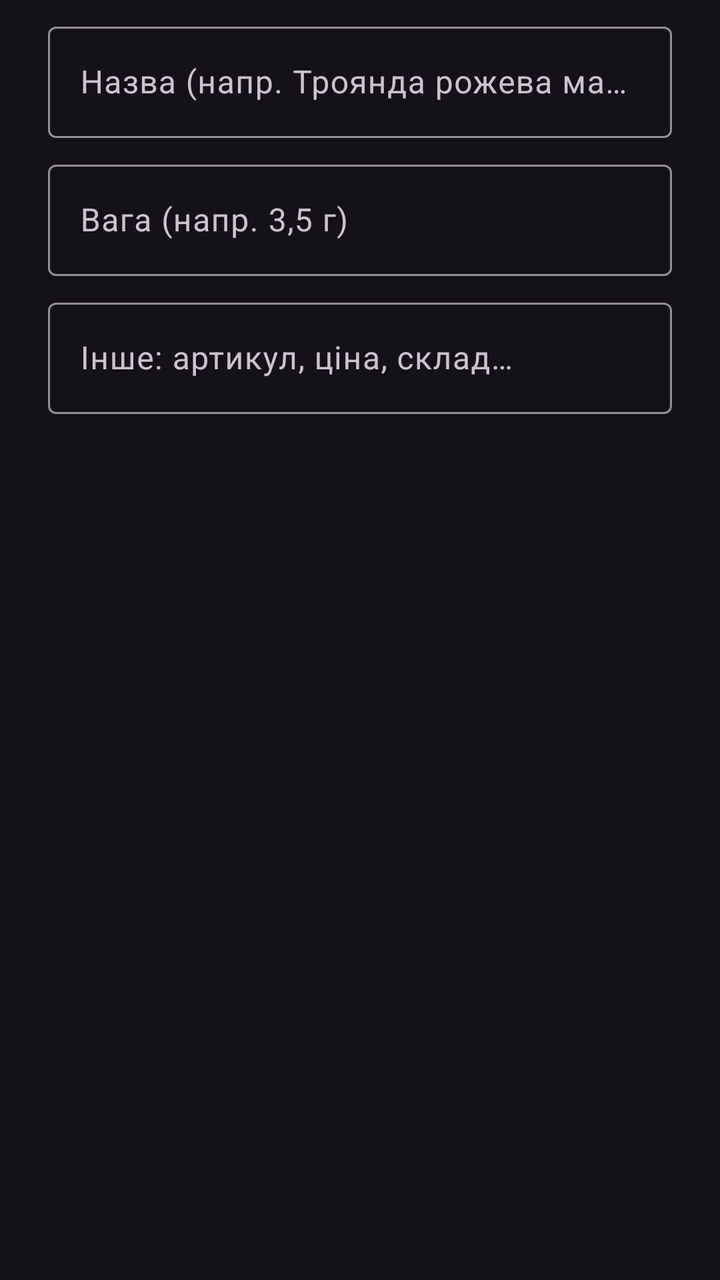
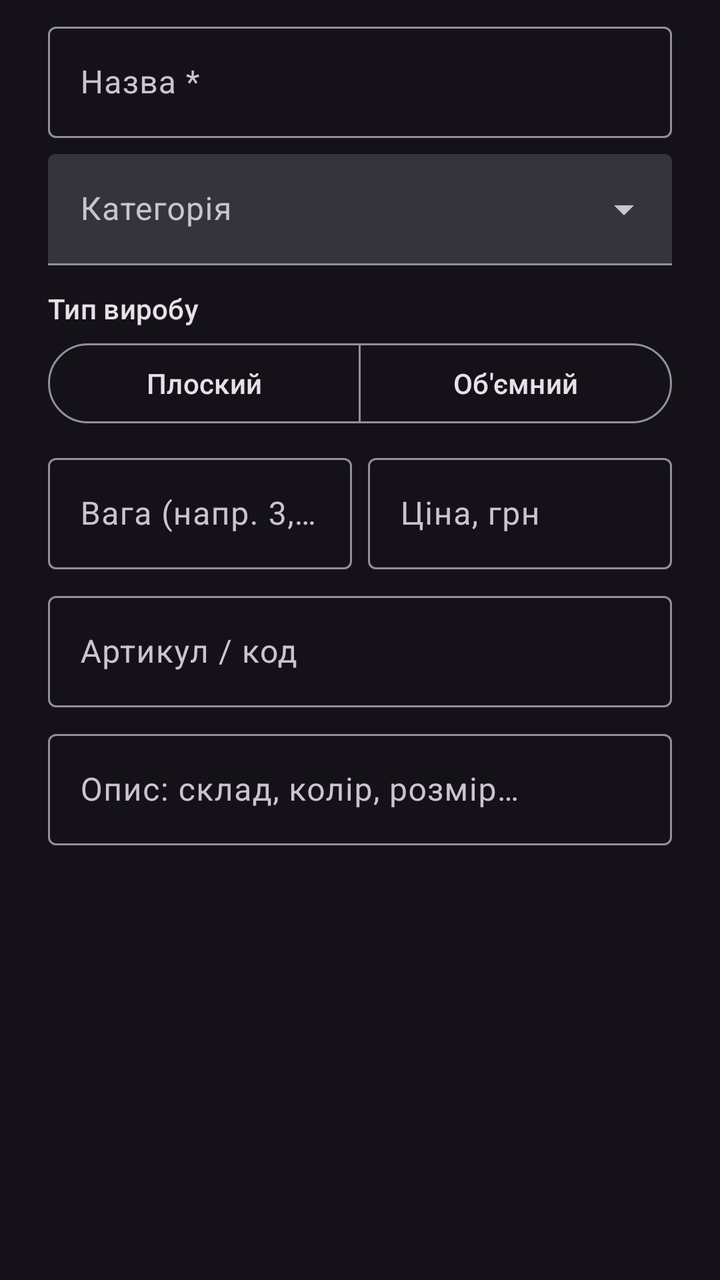

The first picture is an Android layout as it rendered before a commit; the second is the same layout after the commit. The layout source and the unified diff follow.
<!-- AndroidManifest.xml: application theme Theme.Konditer -->
<!-- res/layout/dialog_item.xml -->
<?xml version="1.0" encoding="utf-8"?>
<LinearLayout xmlns:android="http://schemas.android.com/apk/res/android"
    android:layout_width="match_parent"
    android:layout_height="wrap_content"
    android:orientation="vertical"
    android:paddingStart="24dp"
    android:paddingTop="8dp"
    android:paddingEnd="24dp">

    <com.google.android.material.textfield.TextInputLayout
        android:layout_width="match_parent"
        android:layout_height="wrap_content"
        android:hint="Назва (напр. Троянда рожева мала)">

        <com.google.android.material.textfield.TextInputEditText
            android:id="@+id/editName"
            android:layout_width="match_parent"
            android:layout_height="wrap_content"
            android:inputType="textCapSentences" />
    </com.google.android.material.textfield.TextInputLayout>

    <com.google.android.material.textfield.TextInputLayout
        android:layout_width="match_parent"
        android:layout_height="wrap_content"
        android:layout_marginTop="8dp"
        android:hint="Вага (напр. 3,5 г)">

        <com.google.android.material.textfield.TextInputEditText
            android:id="@+id/editWeight"
            android:layout_width="match_parent"
            android:layout_height="wrap_content"
            android:inputType="text" />
    </com.google.android.material.textfield.TextInputLayout>

    <com.google.android.material.textfield.TextInputLayout
        android:layout_width="match_parent"
        android:layout_height="wrap_content"
        android:layout_marginTop="8dp"
        android:hint="Інше: артикул, ціна, склад…">

        <com.google.android.material.textfield.TextInputEditText
            android:id="@+id/editNote"
            android:layout_width="match_parent"
            android:layout_height="wrap_content"
            android:inputType="textMultiLine|textCapSentences"
            android:maxLines="4" />
    </com.google.android.material.textfield.TextInputLayout>
</LinearLayout>
<!-- resources referenced by this layout -->
<resources>
  <style name="Theme.Konditer" parent="Theme.Material3.Dark.NoActionBar">
          <item name="colorPrimary">#FFB1C8</item>
          <item name="colorOnPrimary">#5E1133</item>
          <item name="colorPrimaryContainer">#7B2949</item>
          <item name="colorOnPrimaryContainer">#FFD9E2</item>
          <item name="colorSecondaryContainer">#5A3F47</item>
          <item name="colorOnSecondaryContainer">#FFD9E2</item>
      </style>
</resources>

<!-- the commit's change to res/layout/dialog_item.xml (unified diff, before → after) -->
@@ -1,48 +1,136 @@
 <?xml version="1.0" encoding="utf-8"?>
-<LinearLayout xmlns:android="http://schemas.android.com/apk/res/android"
+<ScrollView xmlns:android="http://schemas.android.com/apk/res/android"
+    xmlns:app="http://schemas.android.com/apk/res-auto"
     android:layout_width="match_parent"
-    android:layout_height="wrap_content"
-    android:orientation="vertical"
-    android:paddingStart="24dp"
-    android:paddingTop="8dp"
-    android:paddingEnd="24dp">
+    android:layout_height="wrap_content">
 
-    <com.google.android.material.textfield.TextInputLayout
+    <LinearLayout
         android:layout_width="match_parent"
         android:layout_height="wrap_content"
-        android:hint="Назва (напр. Троянда рожева мала)">
+        android:orientation="vertical"
+        android:paddingStart="24dp"
+        android:paddingTop="8dp"
+        android:paddingEnd="24dp">
 
-        <com.google.android.material.textfield.TextInputEditText
-            android:id="@+id/editName"
+        <com.google.android.material.textfield.TextInputLayout
+            android:id="@+id/layName"
             android:layout_width="match_parent"
             android:layout_height="wrap_content"
-            android:inputType="textCapSentences" />
-    </com.google.android.material.textfield.TextInputLayout>
+            android:hint="Назва *">
 
-    <com.google.android.material.textfield.TextInputLayout
-        android:layout_width="match_parent"
-        android:layout_height="wrap_content"
-        android:layout_marginTop="8dp"
-        android:hint="Вага (напр. 3,5 г)">
+            <com.google.android.material.textfield.TextInputEditText
+                android:id="@+id/editName"
+                android:layout_width="match_parent"
+                android:layout_height="wrap_content"
+                android:inputType="textCapSentences" />
+        </com.google.android.material.textfield.TextInputLayout>
 
-        <com.google.android.material.textfield.TextInputEditText
-            android:id="@+id/editWeight"
+        <com.google.android.material.textfield.TextInputLayout
+            style="@style/Widget.Material3.TextInputLayout.FilledBox.ExposedDropdownMenu"
             android:layout_width="match_parent"
             android:layout_height="wrap_content"
-            android:inputType="text" />
-    </com.google.android.material.textfield.TextInputLayout>
+            android:layout_marginTop="8dp"
+            android:hint="Категорія">
 
-    <com.google.android.material.textfield.TextInputLayout
-        android:layout_width="match_parent"
-        android:layout_height="wrap_content"
-        android:layout_marginTop="8dp"
-        android:hint="Інше: артикул, ціна, склад…">
+            <com.google.android.material.textfield.MaterialAutoCompleteTextView
+                android:id="@+id/editCategory"
+                android:layout_width="match_parent"
+                android:layout_height="wrap_content"
+                android:completionThreshold="0"
+                android:inputType="textCapSentences" />
+        </com.google.android.material.textfield.TextInputLayout>
 
-        <com.google.android.material.textfield.TextInputEditText
-            android:id="@+id/editNote"
+        <TextView
+            android:layout_width="wrap_content"
+            android:layout_height="wrap_content"
+            android:layout_marginTop="12dp"
+            android:text="Тип виробу"
+            android:textAppearance="@style/TextAppearance.Material3.LabelLarge" />
+
+        <com.google.android.material.button.MaterialButtonToggleGroup
+            android:id="@+id/kindGroup"
             android:layout_width="match_parent"
             android:layout_height="wrap_content"
-            android:inputType="textMultiLine|textCapSentences"
-            android:maxLines="4" />
-    </com.google.android.material.textfield.TextInputLayout>
-</LinearLayout>
+            android:layout_marginTop="4dp"
+            app:selectionRequired="true"
+            app:singleSelection="true">
+
+            <com.google.android.material.button.MaterialButton
+                android:id="@+id/kindFlat"
+                style="@style/Widget.Material3.Button.OutlinedButton"
+                android:layout_width="0dp"
+                android:layout_height="wrap_content"
+                android:layout_weight="1"
+                android:text="Плоский" />
+
+            <com.google.android.material.button.MaterialButton
+                android:id="@+id/kindVolume"
+                style="@style/Widget.Material3.Button.OutlinedButton"
+                android:layout_width="0dp"
+                android:layout_height="wrap_content"
+                android:layout_weight="1"
+                android:text="Об'ємний" />
+        </com.google.android.material.button.MaterialButtonToggleGroup>
+
+        <LinearLayout
+            android:layout_width="match_parent"
+            android:layout_height="wrap_content"
+            android:layout_marginTop="8dp"
+            android:orientation="horizontal">
+
+            <com.google.android.material.textfield.TextInputLayout
+                android:layout_width="0dp"
+                android:layout_height="wrap_content"
+                android:layout_marginEnd="8dp"
+                android:layout_weight="1"
+                android:hint="Вага (напр. 3,5 г)">
+
+                <com.google.android.material.textfield.TextInputEditText
+                    android:id="@+id/editWeight"
+                    android:layout_width="match_parent"
+                    android:layout_height="wrap_content"
+                    android:inputType="text" />
+            </com.google.android.material.textfield.TextInputLayout>
+
+            <com.google.android.material.textfield.TextInputLayout
+                android:layout_width="0dp"
+                android:layout_height="wrap_content"
+                android:layout_weight="1"
+                android:hint="Ціна, грн">
+
+                <com.google.android.material.textfield.TextInputEditText
+                    android:id="@+id/editPrice"
+                    android:layout_width="match_parent"
+                    android:layout_height="wrap_content"
+                    android:inputType="numberDecimal" />
+            </com.google.android.material.textfield.TextInputLayout>
+        </LinearLayout>
+
+        <com.google.android.material.textfield.TextInputLayout
+            android:layout_width="match_parent"
+            android:layout_height="wrap_content"
+            android:layout_marginTop="8dp"
+            android:hint="Артикул / код">
+
+            <com.google.android.material.textfield.TextInputEditText
+                android:id="@+id/editArticle"
+                android:layout_width="match_parent"
+                android:layout_height="wrap_content"
+                android:inputType="text" />
+        </com.google.android.material.textfield.TextInputLayout>
+
+        <com.google.android.material.textfield.TextInputLayout
+            android:layout_width="match_parent"
+            android:layout_height="wrap_content"
+            android:layout_marginTop="8dp"
+            android:hint="Опис: склад, колір, розмір…">
+
+            <com.google.android.material.textfield.TextInputEditText
+                android:id="@+id/editDescription"
+                android:layout_width="match_parent"
+                android:layout_height="wrap_content"
+                android:inputType="textMultiLine|textCapSentences"
+                android:maxLines="4" />
+        </com.google.android.material.textfield.TextInputLayout>
+    </LinearLayout>
+</ScrollView>
